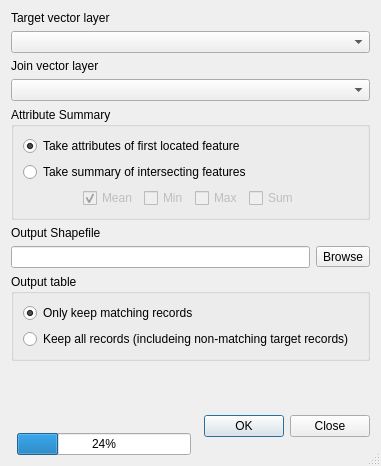
The window that qgis/python/plugins/fTools/tools/frmSpatialJoin.ui (sourcepole/qgis) describes before a commit, drawn with Qt 5.
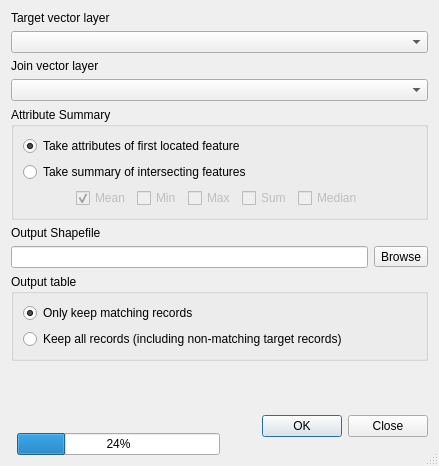
The same window after the commit.

Commit message: Adds median value to summary when joining layers with numeric data

The edit to the form file:
```diff
--- a/qgis/python/plugins/fTools/tools/frmSpatialJoin.ui
+++ b/qgis/python/plugins/fTools/tools/frmSpatialJoin.ui
@@ -4,11 +4,11 @@
   <property name="windowModality" >
    <enum>Qt::NonModal</enum>
   </property>
-  <property name="geometry" >
+  <property name="geometry">
    <rect>
     <x>0</x>
     <y>0</y>
-    <width>377</width>
+    <width>439</width>
     <height>466</height>
    </rect>
   </property>
@@ -52,10 +52,10 @@
      <property name="title" >
       <string>Attribute Summary</string>
      </property>
-     <layout class="QGridLayout" >
-      <item row="0" column="0" colspan="6" >
-       <widget class="QRadioButton" name="rdoFirst" >
-        <property name="text" >
+     <layout class="QGridLayout">
+      <item row="0" column="0" colspan="7">
+       <widget class="QRadioButton" name="rdoFirst">
+        <property name="text">
          <string>Take attributes of first located feature</string>
         </property>
         <property name="checked" >
@@ -63,9 +63,9 @@
         </property>
        </widget>
       </item>
-      <item row="1" column="0" colspan="6" >
-       <widget class="QRadioButton" name="rdoSummary" >
-        <property name="text" >
+      <item row="1" column="0" colspan="7">
+       <widget class="QRadioButton" name="rdoSummary">
+        <property name="text">
          <string>Take summary of intersecting features</string>
         </property>
        </widget>
@@ -126,7 +126,7 @@
         </property>
        </widget>
       </item>
-      <item row="2" column="5" >
+      <item row="2" column="6">
        <spacer>
         <property name="orientation" >
          <enum>Qt::Horizontal</enum>
@@ -139,6 +139,16 @@
         </property>
        </spacer>
       </item>
+      <item row="2" column="5">
+       <widget class="QCheckBox" name="chkMedian">
+        <property name="enabled">
+         <bool>false</bool>
+        </property>
+        <property name="text">
+         <string>Median</string>
+        </property>
+       </widget>
+      </item>
      </layout>
     </widget>
    </item>
@@ -187,10 +197,10 @@
         </property>
        </widget>
       </item>
-      <item row="1" column="0" >
-       <widget class="QRadioButton" name="rdoKeep" >
-        <property name="text" >
-         <string>Keep all records (includeing non-matching target records)</string>
+      <item row="1" column="0">
+       <widget class="QRadioButton" name="rdoKeep">
+        <property name="text">
+         <string>Keep all records (including non-matching target records)</string>
         </property>
        </widget>
       </item>
```
Left out of the diff: 211 changed lines with no effect on the pictures. The commit also changes 1 other file.
